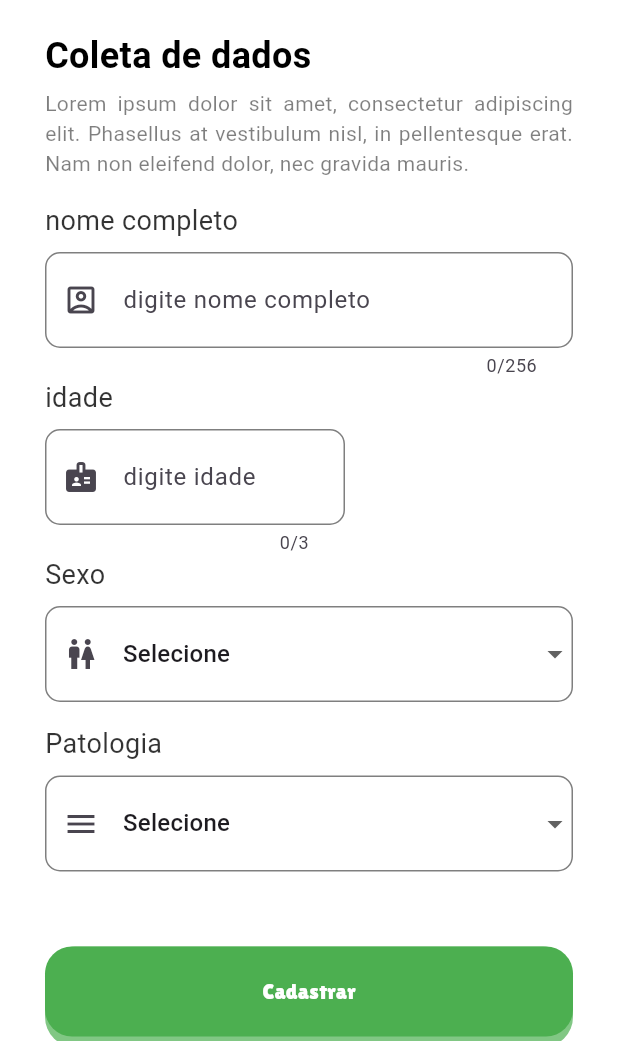
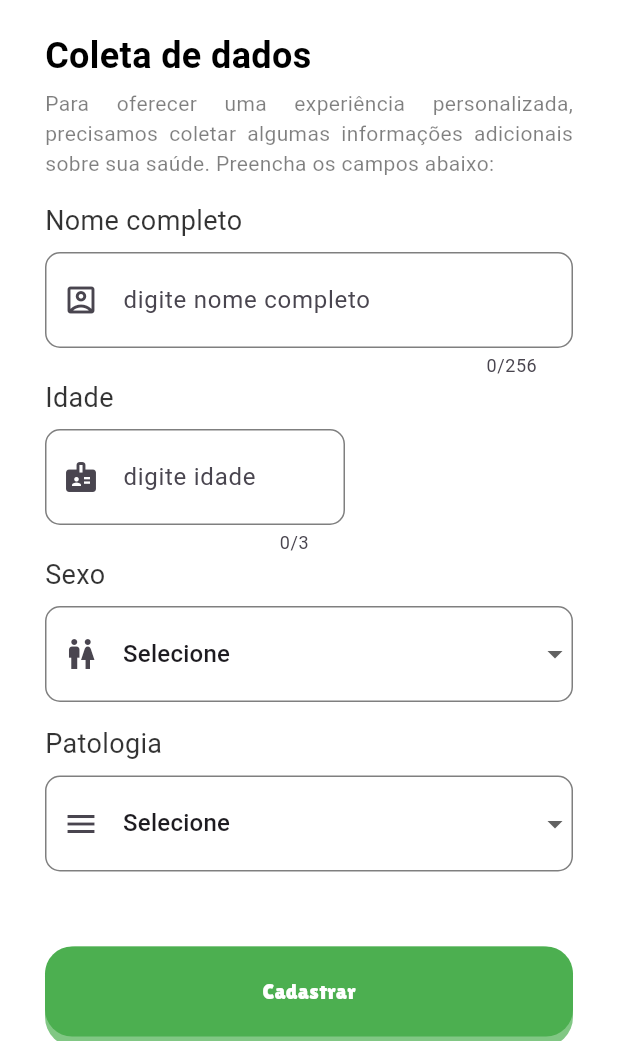
Before and after one commit to CAD-MED/Projeto-de-extensao-CAD-MED, a Flutter app: the PageCadastrar screen opened directly, on a phone screen of 412 x 824 dp, the part 195-1236 px from its top. Run offline on Flutter 3.47's test engine with Material 3 defaults, Android fonts, the phone set to English and light mode, and no system bars; drawn by our look-alikes of auto_size_text; our stand-ins replace awesome_snackbar_content, device_preview, flutter_native_splash, sqflite; accounts and stored records are empty.

```diff
--- a/frontend/defesa_civil/lib/pages/PageCadastrar.dart
+++ b/frontend/defesa_civil/lib/pages/PageCadastrar.dart
@@ -14,7 +14,7 @@ import 'package:flutter/material.dart';
 class PageCadastrar extends StatefulWidget {
   const PageCadastrar({super.key});
   final String rodapeTexto =
-      "Lorem ipsum dolor sit amet, consectetur adipiscing elit. Phasellus at vestibulum nisl, in pellentesque erat. Nam non eleifend dolor, nec gravida mauris. ";
+      "Para oferecer uma experiência personalizada, precisamos coletar algumas informações adicionais sobre sua saúde. Preencha os campos abaixo:";
 
   @override
   State<PageCadastrar> createState() => _PageCadastrarState();
@@ -48,7 +48,7 @@ class _PageCadastrarState extends State<PageCadastrar> {
                       const SizedBox(height: 15),
                       textfieldSection(
                           keyboardType: TextInputType.name,
-                          title: "nome completo",
+                          title: "Nome completo",
                           hintText: "nome completo",
                           controller: controllerTitle,
                           icon: Icons.account_box_outlined),
@@ -60,7 +60,7 @@ class _PageCadastrarState extends State<PageCadastrar> {
                               child: textfieldSection(
                                   keyboardType: TextInputType.number,
                                   isNumeric: true,
-                                  title: "idade",
+                                  title: "Idade",
                                   hintText: "idade",
                                   controller: controllerAge,
                                   icon: Icons.badge))),
--- a/frontend/defesa_civil/lib/pages/PageEditeUser.dart
+++ b/frontend/defesa_civil/lib/pages/PageEditeUser.dart
@@ -19,7 +19,7 @@ class PageEditeUser extends StatefulWidget {
 
 class _PageEditeUserState extends State<PageEditeUser> {
   final String rodapeTexto =
-      "Lorem ipsum dolor sit amet, consectetur adipiscing elit. Phasellus at vestibulum nisl, in pellentesque erat. Nam non eleifend dolor, nec gravida mauris. ";
+      "Bem-vindo ao CadMed! Para começar a sua jornada, precisamos de algumas informações básicas. Preencha os campos abaixo para criar seu perfil:";
 
   SqfliteHelper dbHelper = SqfliteHelper();
   // Controladores dos campos de texto
--- a/frontend/defesa_civil/lib/pages/PageInit.dart
+++ b/frontend/defesa_civil/lib/pages/PageInit.dart
@@ -18,7 +18,7 @@ class PageInit extends StatefulWidget {
 
 class _PageInitState extends State<PageInit> {
   final String rodapeTexto =
-      "Lorem ipsum dolor sit amet, consectetur adipiscing elit. Phasellus at vestibulum nisl, in pellentesque erat. Nam non eleifend dolor, nec gravida mauris. ";
+      "Bem-vindo ao CadMed! Para começar a sua jornada, precisamos de algumas informações básicas. Preencha os campos abaixo para criar seu perfil:";
   TextEditingController controllerNome = TextEditingController();
   TextEditingController controllerPosto = TextEditingController();
   TextEditingController controllerSenha = TextEditingController();
@@ -43,14 +43,14 @@ class _PageInitState extends State<PageInit> {
                       const SizedBox(height: 15),
                       textfieldSection(
                           keyboardType: TextInputType.name,
-                          title: "nome completo",
+                          title: "Nome completo",
                           hintText: "nome completo",
                           controller: controllerNome,
                           icon: Icons.account_box_outlined),
                       // const SizedBox(height: 15),
                       textfieldSection(
                           keyboardType: TextInputType.text,
-                          title: "posto de atendimento",
+                          title: "Posto de atendimento",
                           hintText: "posto",
                           controller: controllerPosto,
                           icon: Icons.domain),
@@ -58,7 +58,7 @@ class _PageInitState extends State<PageInit> {
                       textfieldSection(
                           keyboardType: TextInputType.text,
                           obscureText: true,
-                          title: "senha do banco de dados",
+                          title: "Senha do banco de dados",
                           hintText: "senha",
                           controller: controllerSenha,
                           icon: Icons.key),
--- a/frontend/defesa_civil/lib/pages/PageSettings.dart
+++ b/frontend/defesa_civil/lib/pages/PageSettings.dart
@@ -8,7 +8,7 @@ import 'package:flutter/material.dart';
 class Pagesettings extends StatelessWidget {
   const Pagesettings({super.key});
   final String rodapeTexto =
-      "Lorem ipsum dolor sit amet, consectetur adipiscing elit. Phasellus at vestibulum nisl, in pellentesque erat. Nam non eleifend dolor, nec gravida mauris. ";
+      "Explore as configurações para personalizar sua experiência e garantir que o CadMed continue a atender às suas necessidades de forma eficaz e segura.";
 
   @override
   Widget build(BuildContext context) {
--- a/frontend/defesa_civil/lib/pages/PageSobre.dart
+++ b/frontend/defesa_civil/lib/pages/PageSobre.dart
@@ -34,7 +34,7 @@ Design
 class PageSobre extends StatefulWidget {
   const PageSobre({super.key});
   final String rodapeTexto =
-      "Lorem ipsum dolor sit amet, consectetur adipiscing elit. Phasellus at vestibulum nisl, in pellentesque erat. Nam non eleifend dolor, nec gravida mauris. ";
+      "O CadMed é um aplicativo móvel desenvolvido para transformar a forma como registramos e gerenciamos as pessoas atendidas pelos postos da Defesa Civil. Feito especialmente para enfrentar os desafios do Círio de Nazaré. Buscando tornar o atendimento mais eficiente e seguro.";
 
   @override
   State<PageSobre> createState() => _PageSobreState();
@@ -59,7 +59,8 @@ class _PageSobreState extends State<PageSobre> {
                       textSection(
                           image: "images/banner1.png",
                           title: "Nossa motivação",
-                          text: widget.rodapeTexto + widget.rodapeTexto),
+                          text:
+                              "Com o CadMed, estamos construindo um futuro onde a tecnologia se alia ao compromisso com a segurança e o bem-estar da comunidade. Cada clique, cada registro, cada dado digitalizado é um passo em direção a um atendimento mais ágil e humano.\n\nVamos juntos transformar a maneira como a Defesa Civil atende, registrando e gerenciando, e fazendo com que cada evento seja uma oportunidade para oferecer o melhor suporte possível."),
                       const SizedBox(height: 15),
                       sectionLogoExtensao(),
                       const SizedBox(height: 15),
--- a/frontend/defesa_civil/lib/pages/PageVisualizarCadastros.dart
+++ b/frontend/defesa_civil/lib/pages/PageVisualizarCadastros.dart
@@ -10,7 +10,7 @@ import 'package:flutter/material.dart';
 class PageVisualizarCadastro extends StatefulWidget {
   const PageVisualizarCadastro({super.key});
   final String rodapeTexto =
-      "Lorem ipsum dolor sit amet, consectetur adipiscing elit. Phasellus at vestibulum nisl, in pellentesque erat. Nam non eleifend dolor, nec gravida mauris. ";
+      "Bem-vindo à sua central! Aqui, você pode visualizar e analisar as informações de todos cadastrados de forma clara e acessível. ";
 
   @override
   State<PageVisualizarCadastro> createState() => _PageVisualizarCadastroState();
```
Also changed, not shown: frontend/defesa_civil/pubspec.lock.
